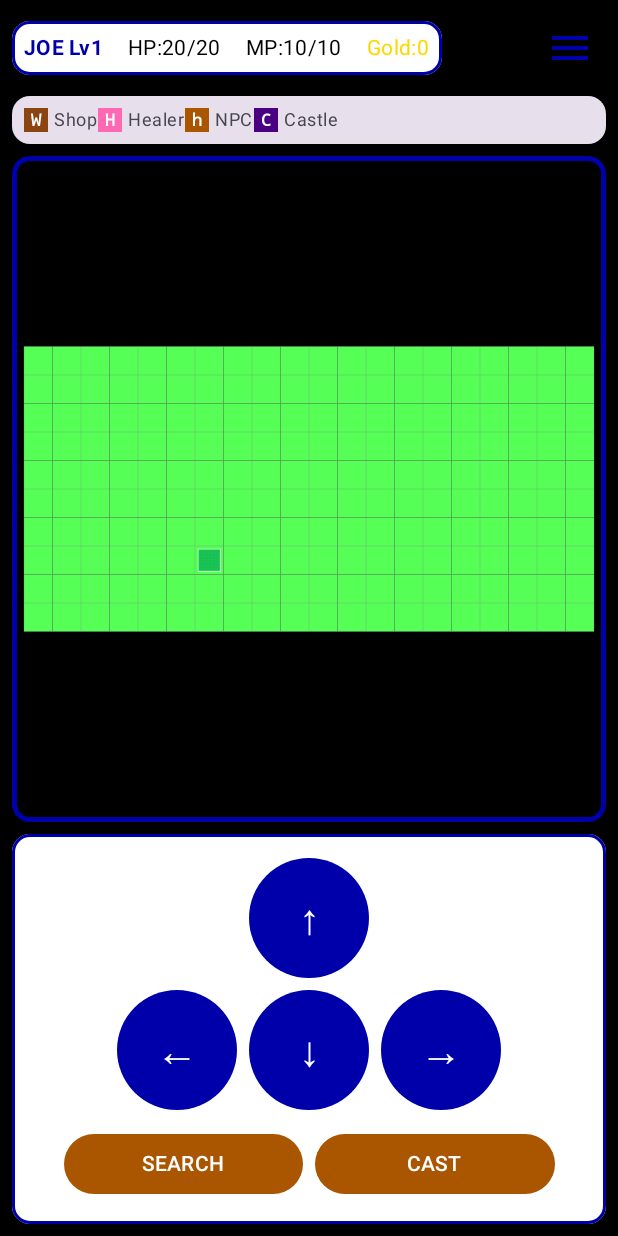
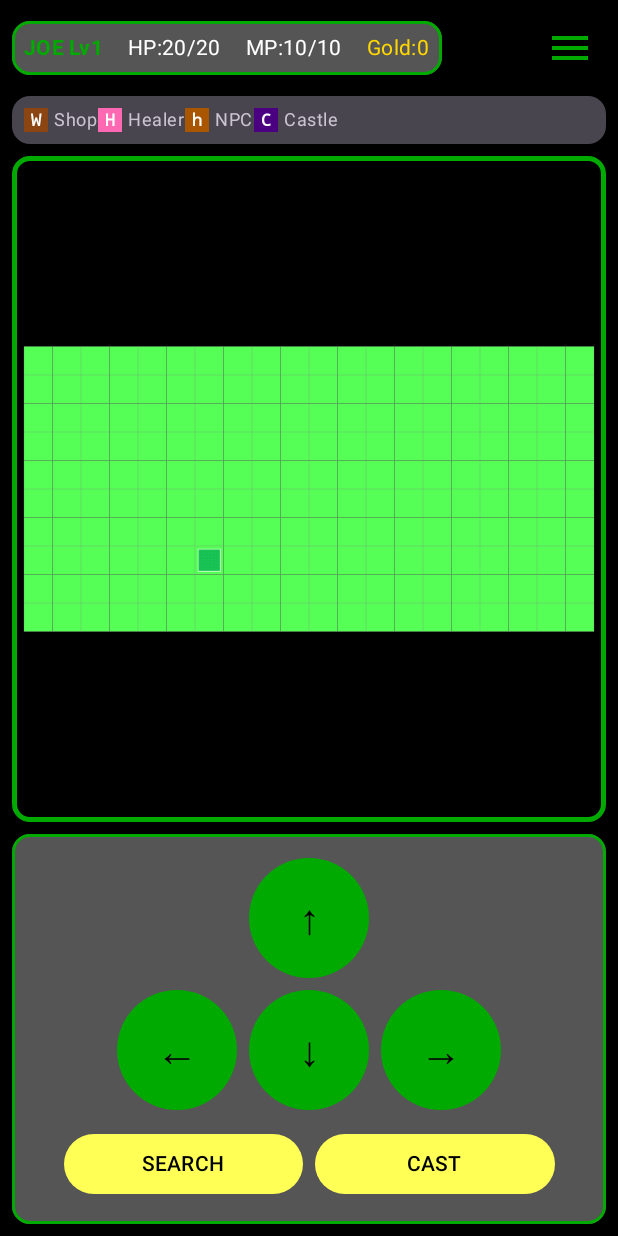
Before and after one commit to gmilette/The-Evil-Wrath-of-Zargon-App, an Android app built with Jetpack Compose: the screen it shows after launch (MainActivity), after a tap on an icon or button, on a phone screen of 412 x 824 dp. Run offline under Robolectric (Android 15) with nearby library versions, the phone set to English and light mode, and no system bars; our stand-ins replace Dagger/Hilt's generated code.

Commit message:
title and dark colors

```diff
--- a/app/app/src/main/java/com/greenopal/zargon/ui/screens/TitleScreen.kt
+++ b/app/app/src/main/java/com/greenopal/zargon/ui/screens/TitleScreen.kt
@@ -1,8 +1,7 @@
 package com.greenopal.zargon.ui.screens
 
-import androidx.compose.foundation.BorderStroke
 import androidx.compose.foundation.ExperimentalFoundationApi
-import androidx.compose.foundation.background
+import androidx.compose.foundation.Image
 import androidx.compose.foundation.combinedClickable
 import androidx.compose.foundation.layout.Arrangement
 import androidx.compose.foundation.layout.Box
@@ -12,11 +11,8 @@ import androidx.compose.foundation.layout.fillMaxSize
 import androidx.compose.foundation.layout.fillMaxWidth
 import androidx.compose.foundation.layout.height
 import androidx.compose.foundation.layout.padding
+import androidx.compose.foundation.layout.size
 import androidx.compose.material3.AlertDialog
-import androidx.compose.material3.Button
-import androidx.compose.material3.ButtonDefaults
-import androidx.compose.material3.Card
-import androidx.compose.material3.CardDefaults
 import androidx.compose.material3.MaterialTheme
 import androidx.compose.material3.Text
 import androidx.compose.material3.TextButton
@@ -28,14 +24,21 @@ import androidx.compose.runtime.setValue
 import androidx.compose.ui.Alignment
 import androidx.compose.ui.Modifier
 import androidx.compose.ui.graphics.Color
+import androidx.compose.ui.layout.ContentScale
+import androidx.compose.ui.res.painterResource
 import androidx.compose.ui.text.font.FontWeight
 import androidx.compose.ui.text.style.TextAlign
 import androidx.compose.ui.unit.dp
+import androidx.compose.ui.unit.sp
+import com.greenopal.zargon.R
 import com.greenopal.zargon.data.repository.SaveSlotInfo
 
-/**
- * Title screen with New Game and Continue options
- */
+val Gold = Color(0xFFD4AF37)
+val DarkStone = Color(0xFF3A3A3A)
+val MidStone = Color(0xFF5B5B5B)
+val Parchment = Color(0xFFD8C8A0)
+val EmberOrange = Color(0xFFFF9A3C)
+
 @OptIn(ExperimentalFoundationApi::class)
 @Composable
 fun TitleScreen(
@@ -46,50 +49,52 @@ fun TitleScreen(
     modifier: Modifier = Modifier
 ) {
     var slotToDelete by remember { mutableStateOf<Int?>(null) }
+
     Box(
-        modifier = modifier
-            .fillMaxSize()
-            .background(Color.Black),
+        modifier = modifier.fillMaxSize(),
         contentAlignment = Alignment.Center
     ) {
-        Card(
+        Image(
+            painter = painterResource(R.drawable.bg_castle_stone_wall),
+            contentDescription = null,
+            modifier = Modifier.fillMaxSize(),
+            contentScale = ContentScale.Crop
+        )
+
+        Column(
             modifier = Modifier
                 .fillMaxWidth(0.85f)
-                .padding(16.dp),
-            colors = CardDefaults.cardColors(
-                containerColor = MaterialTheme.colorScheme.surface
-            ),
-            border = BorderStroke(3.dp, MaterialTheme.colorScheme.primary)
-        ) {
-            Column(
-                modifier = Modifier
-                    .padding(32.dp)
-                    .fillMaxWidth(),
+                .padding(horizontal = 16.dp, vertical = 24.dp),
             horizontalAlignment = Alignment.CenterHorizontally,
             verticalArrangement = Arrangement.spacedBy(16.dp)
         ) {
-                // Title
+            Spacer(modifier = Modifier.height(32.dp))
+
             Text(
                 text = "THE EVIL WRATH\nOF ZARGON",
-                    style = MaterialTheme.typography.headlineLarge,
-                    color = MaterialTheme.colorScheme.primary,
+                style = MaterialTheme.typography.headlineLarge.copy(
+                    fontSize = 32.sp,
+                    letterSpacing = 2.sp
+                ),
+                color = Gold,
                 fontWeight = FontWeight.Bold,
-                    textAlign = TextAlign.Center
+                textAlign = TextAlign.Center,
+                modifier = Modifier.padding(bottom = 16.dp)
             )
-
-                Spacer(modifier = Modifier.height(24.dp))
 
             Text(
                 text = "Select Save Slot:",
-                    style = MaterialTheme.typography.titleMedium,
-                    color = MaterialTheme.colorScheme.secondary
+                style = MaterialTheme.typography.titleLarge.copy(
+                    fontSize = 20.sp
+                ),
+                color = Parchment,
+                fontWeight = FontWeight.Bold,
+                modifier = Modifier.padding(bottom = 8.dp)
             )
 
             saveSlots.forEach { slot ->
-                    Card(
-                        modifier = Modifier
-                            .fillMaxWidth()
-                            .combinedClickable(
+                SaveSlotButton(
+                    slot = slot,
                     onClick = {
                         if (slot.exists) {
                             onContinue(slot.slot)
@@ -102,43 +107,10 @@ fun TitleScreen(
                             slotToDelete = slot.slot
                         }
                     }
-                            ),
-                        colors = CardDefaults.cardColors(
-                            containerColor = MaterialTheme.colorScheme.primary
-                        )
-                    ) {
-                        Column(
-                            modifier = Modifier
-                                .fillMaxWidth()
-                                .padding(16.dp),
-                            horizontalAlignment = Alignment.CenterHorizontally
-                        ) {
-                            if (slot.exists) {
-                                Text(
-                                    text = "Slot ${slot.slot} - Continue",
-                                    style = MaterialTheme.typography.titleMedium
-                                )
-                                slot.gameState?.let { state ->
-                                    Text(
-                                        text = "Level ${state.character.level} | ${state.character.gold} gold | Map ${state.worldX}${state.worldY}",
-                                        style = MaterialTheme.typography.bodySmall
                 )
             }
-                            } else {
-                                Text(
-                                    text = "Slot ${slot.slot} - New Game",
-                                    style = MaterialTheme.typography.titleMedium
-                                )
-                                Text(
-                                    text = "Empty",
-                                    style = MaterialTheme.typography.bodySmall,
-                                    color = Color.Black
-                                )
-                            }
-                        }
-                    }
-                }
-            }
+
+            Spacer(modifier = Modifier.height(24.dp))
         }
     }
 
@@ -146,10 +118,16 @@ fun TitleScreen(
         AlertDialog(
             onDismissRequest = { slotToDelete = null },
             title = {
-                Text(text = "Delete Save Slot?")
+                Text(
+                    text = "Delete Save Slot?",
+                    color = Gold
+                )
             },
             text = {
-                Text(text = "Are you sure you want to delete save slot $slot? This action cannot be undone.")
+                Text(
+                    text = "Are you sure you want to delete save slot $slot? This action cannot be undone.",
+                    color = Parchment
+                )
             },
             confirmButton = {
                 TextButton(
@@ -158,14 +136,87 @@ fun TitleScreen(
                         slotToDelete = null
                     }
                 ) {
-                    Text("Delete")
+                    Text("Delete", color = EmberOrange)
                 }
             },
             dismissButton = {
                 TextButton(onClick = { slotToDelete = null }) {
-                    Text("Cancel")
+                    Text("Cancel", color = Parchment)
                 }
-            }
+            },
+            containerColor = DarkStone
         )
     }
 }
+
+@OptIn(ExperimentalFoundationApi::class)
+@Composable
+private fun SaveSlotButton(
+    slot: SaveSlotInfo,
+    onClick: () -> Unit,
+    onLongClick: () -> Unit,
+    modifier: Modifier = Modifier
+) {
+    Box(
+        modifier = modifier
+            .fillMaxWidth()
+            .height(95.dp)
+            .padding(vertical = 4.dp)
+            .combinedClickable(
+                onClick = onClick,
+                onLongClick = onLongClick
+            ),
+        contentAlignment = Alignment.Center
+    ) {
+        Image(
+            painter = painterResource(R.drawable.btn_stone_frame),
+            contentDescription = null,
+            modifier = Modifier.fillMaxSize(),
+            contentScale = ContentScale.FillBounds
+        )
+
+        Column(
+            modifier = Modifier.padding(12.dp),
+            horizontalAlignment = Alignment.CenterHorizontally,
+            verticalArrangement = Arrangement.Center
+        ) {
+            if (slot.exists) {
+                Text(
+                    text = "Slot ${slot.slot} - Continue",
+                    style = MaterialTheme.typography.titleMedium.copy(
+                        fontSize = 18.sp
+                    ),
+                    color = Gold,
+                    fontWeight = FontWeight.Bold
+                )
+                Spacer(modifier = Modifier.height(2.dp))
+                slot.gameState?.let { state ->
+                    Text(
+                        text = "Level ${state.character.level} | ${state.character.gold} gold | Map ${state.worldX}${state.worldY}",
+                        style = MaterialTheme.typography.bodyMedium.copy(
+                            fontSize = 12.sp
+                        ),
+                        color = Parchment
+                    )
+                }
+            } else {
+                Text(
+                    text = "Slot ${slot.slot} - New Game",
+                    style = MaterialTheme.typography.titleMedium.copy(
+                        fontSize = 18.sp
+                    ),
+                    color = Gold,
+                    fontWeight = FontWeight.Bold
+                )
+                Spacer(modifier = Modifier.height(2.dp))
+                Text(
+                    text = "Empty",
+                    style = MaterialTheme.typography.bodyMedium.copy(
+                        fontSize = 12.sp
+                    ),
+                    color = MidStone
+                )
+            }
+        }
+    }
+}
--- a/app/app/src/main/java/com/greenopal/zargon/ui/theme/Theme.kt
+++ b/app/app/src/main/java/com/greenopal/zargon/ui/theme/Theme.kt
@@ -48,7 +48,7 @@ fun ZargonTheme(
     darkTheme: Boolean = isSystemInDarkTheme(),
     content: @Composable () -> Unit
 ) {
-    val colorScheme = if (darkTheme) DarkColorScheme else LightColorScheme
+    val colorScheme = DarkColorScheme
 
     MaterialTheme(
         colorScheme = colorScheme,
```
Lines whose indentation alone changed are shown as unchanged.
